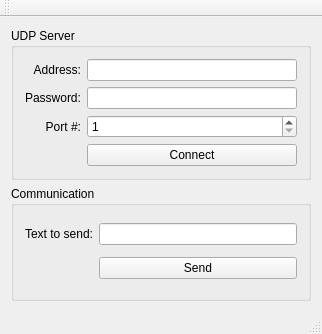
This is TrojanTroll/mainwindow.ui in aobah2204/TrojanTroll as Qt 5 draws it before an edit. The edited form follows.
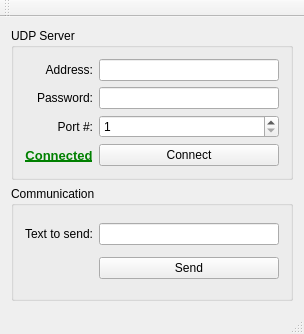
This is the edited form.

```diff
--- a/TrojanTroll/mainwindow.ui
+++ b/TrojanTroll/mainwindow.ui
@@ -6,7 +6,7 @@
    <rect>
     <x>0</x>
     <y>0</y>
-    <width>322</width>
+    <width>304</width>
     <height>334</height>
    </rect>
   </property>
@@ -66,6 +66,9 @@
          <property name="text">
           <string>Password:</string>
          </property>
+         <property name="alignment">
+          <set>Qt::AlignRight|Qt::AlignTrailing|Qt::AlignVCenter</set>
+         </property>
         </widget>
        </item>
        <item row="1" column="1">
@@ -75,6 +78,27 @@
          </property>
         </widget>
        </item>
+       <item row="3" column="0">
+        <widget class="QLabel" name="connected_txt">
+         <property name="font">
+          <font>
+           <pointsize>10</pointsize>
+           <weight>75</weight>
+           <bold>true</bold>
+           <underline>true</underline>
+          </font>
+         </property>
+         <property name="styleSheet">
+          <string notr="true">QLabel { color: green; }</string>
+         </property>
+         <property name="text">
+          <string>Connected</string>
+         </property>
+         <property name="alignment">
+          <set>Qt::AlignCenter</set>
+         </property>
+        </widget>
+       </item>
       </layout>
      </widget>
     </item>
```
Left out of the diff: 41 changed lines with no effect on the pictures.
